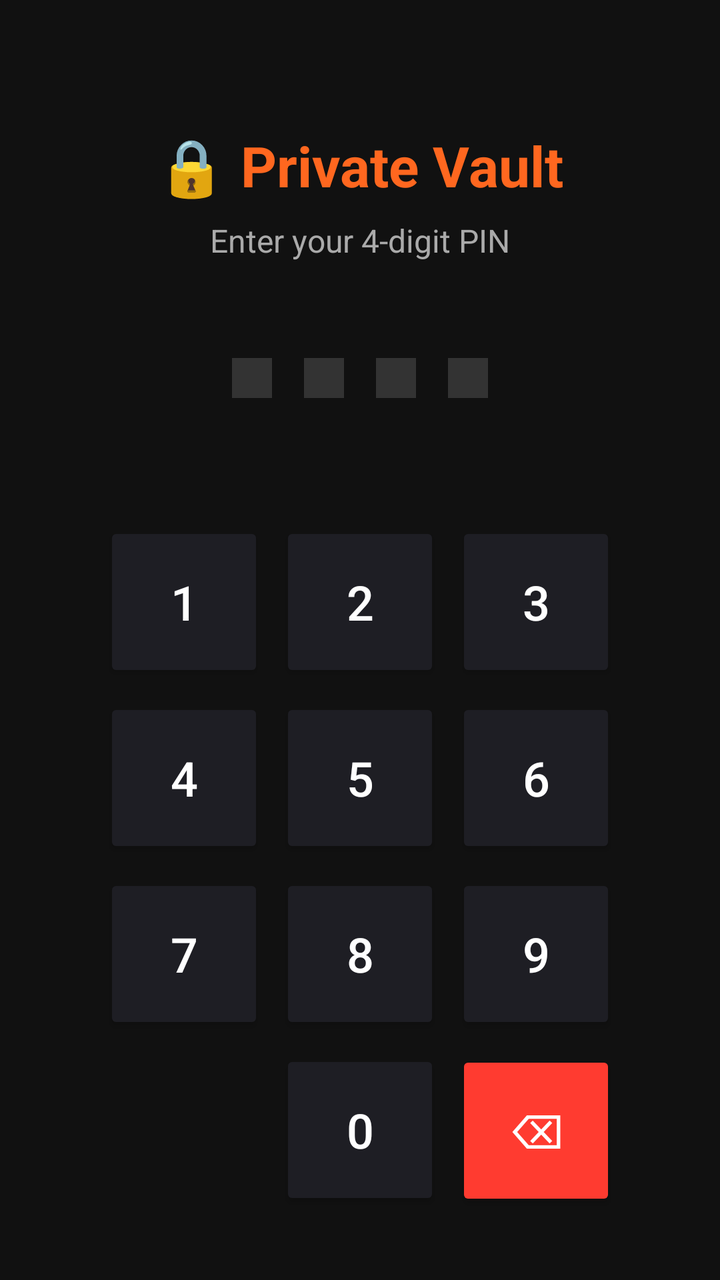
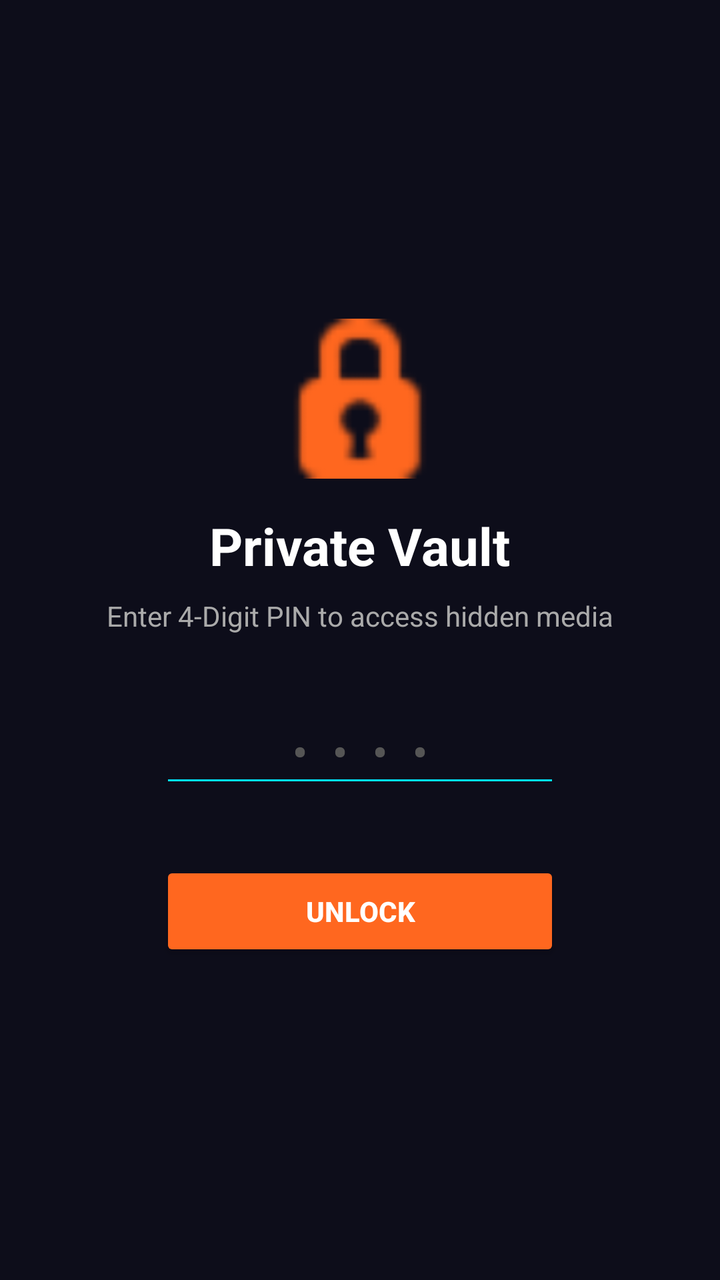

Two renders of the same Android screen: before a commit and after it. Below are the layout's source before the change and the commit's diff.
<!-- AndroidManifest.xml: application theme Theme.AppCompat.DayNight.NoActionBar -->
<!-- res/layout/activity_vault.xml -->
<?xml version="1.0" encoding="utf-8"?>
<LinearLayout xmlns:android="http://schemas.android.com/apk/res/android"
    android:layout_width="match_parent"
    android:layout_height="match_parent"
    android:background="#111111"
    android:orientation="vertical"
    android:gravity="center_horizontal"
    android:padding="24dp">

    <TextView
        android:layout_width="wrap_content"
        android:layout_height="wrap_content"
        android:text="🔒 Private Vault"
        android:textColor="#FF671F"
        android:textSize="28sp"
        android:textStyle="bold"
        android:layout_marginTop="40dp" />

    <TextView
        android:id="@+id/tvVaultStatus"
        android:layout_width="wrap_content"
        android:layout_height="wrap_content"
        android:text="Enter your 4-digit PIN"
        android:textColor="#AAAAAA"
        android:textSize="16sp"
        android:layout_marginTop="8dp"
        android:layout_marginBottom="40dp" />

    
    <LinearLayout
        android:layout_width="wrap_content"
        android:layout_height="wrap_content"
        android:orientation="horizontal"
        android:layout_marginBottom="50dp">
        <TextView android:id="@+id/pin1" android:layout_width="20dp" android:layout_height="20dp" android:background="@drawable/ic_launcher_background" android:backgroundTint="#333333" android:layout_margin="8dp"/>
        <TextView android:id="@+id/pin2" android:layout_width="20dp" android:layout_height="20dp" android:background="@drawable/ic_launcher_background" android:backgroundTint="#333333" android:layout_margin="8dp"/>
        <TextView android:id="@+id/pin3" android:layout_width="20dp" android:layout_height="20dp" android:background="@drawable/ic_launcher_background" android:backgroundTint="#333333" android:layout_margin="8dp"/>
        <TextView android:id="@+id/pin4" android:layout_width="20dp" android:layout_height="20dp" android:background="@drawable/ic_launcher_background" android:backgroundTint="#333333" android:layout_margin="8dp"/>
    </LinearLayout>

    
    <GridLayout
        android:layout_width="wrap_content"
        android:layout_height="wrap_content"
        android:columnCount="3"
        android:rowCount="4"
        android:useDefaultMargins="true">

        <Button android:id="@+id/btn1" android:layout_width="80dp" android:layout_height="80dp" android:text="1" android:textSize="24sp" android:backgroundTint="#1E1E24" android:textColor="#FFFFFF"/>
        <Button android:id="@+id/btn2" android:layout_width="80dp" android:layout_height="80dp" android:text="2" android:textSize="24sp" android:backgroundTint="#1E1E24" android:textColor="#FFFFFF"/>
        <Button android:id="@+id/btn3" android:layout_width="80dp" android:layout_height="80dp" android:text="3" android:textSize="24sp" android:backgroundTint="#1E1E24" android:textColor="#FFFFFF"/>
        <Button android:id="@+id/btn4" android:layout_width="80dp" android:layout_height="80dp" android:text="4" android:textSize="24sp" android:backgroundTint="#1E1E24" android:textColor="#FFFFFF"/>
        <Button android:id="@+id/btn5" android:layout_width="80dp" android:layout_height="80dp" android:text="5" android:textSize="24sp" android:backgroundTint="#1E1E24" android:textColor="#FFFFFF"/>
        <Button android:id="@+id/btn6" android:layout_width="80dp" android:layout_height="80dp" android:text="6" android:textSize="24sp" android:backgroundTint="#1E1E24" android:textColor="#FFFFFF"/>
        <Button android:id="@+id/btn7" android:layout_width="80dp" android:layout_height="80dp" android:text="7" android:textSize="24sp" android:backgroundTint="#1E1E24" android:textColor="#FFFFFF"/>
        <Button android:id="@+id/btn8" android:layout_width="80dp" android:layout_height="80dp" android:text="8" android:textSize="24sp" android:backgroundTint="#1E1E24" android:textColor="#FFFFFF"/>
        <Button android:id="@+id/btn9" android:layout_width="80dp" android:layout_height="80dp" android:text="9" android:textSize="24sp" android:backgroundTint="#1E1E24" android:textColor="#FFFFFF"/>
        <Space android:layout_width="80dp" android:layout_height="80dp"/>
        <Button android:id="@+id/btn0" android:layout_width="80dp" android:layout_height="80dp" android:text="0" android:textSize="24sp" android:backgroundTint="#1E1E24" android:textColor="#FFFFFF"/>
        <Button android:id="@+id/btnDel" android:layout_width="80dp" android:layout_height="80dp" android:text="⌫" android:textSize="24sp" android:backgroundTint="#FF3B30" android:textColor="#FFFFFF"/>
    </GridLayout>

</LinearLayout>
<!-- resources referenced by this layout -->
<resources>
  <!-- drawable ic_launcher_background (drawable) -->
  <?xml version="1.0" encoding="utf-8"?>
  <vector xmlns:android="http://schemas.android.com/apk/res/android"
      android:width="108dp"
      android:height="108dp"
      android:viewportWidth="108"
      android:viewportHeight="108">
      <path android:pathData="M0,0h108v108h-108z" android:fillColor="#0D0D1A" />
  </vector>
</resources>

<!-- the commit's change to res/layout/activity_vault.xml (unified diff, before → after) -->
@@ -2,62 +2,56 @@
 <LinearLayout xmlns:android="http://schemas.android.com/apk/res/android"
     android:layout_width="match_parent"
     android:layout_height="match_parent"
-    android:background="#111111"
+    android:background="#0D0D1A"
     android:orientation="vertical"
-    android:gravity="center_horizontal"
-    android:padding="24dp">
+    android:padding="32dp"
+    android:gravity="center">
+
+    <ImageView
+        android:layout_width="80dp"
+        android:layout_height="80dp"
+        android:src="@android:drawable/ic_secure"
+        android:tint="#FF671F"
+        android:layout_marginBottom="16dp"/>
 
     <TextView
         android:layout_width="wrap_content"
         android:layout_height="wrap_content"
-        android:text="🔒 Private Vault"
-        android:textColor="#FF671F"
-        android:textSize="28sp"
+        android:text="Private Vault"
+        android:textColor="#FFFFFF"
+        android:textSize="26sp"
         android:textStyle="bold"
-        android:layout_marginTop="40dp" />
+        android:layout_marginBottom="8dp"/>
 
     <TextView
-        android:id="@+id/tvVaultStatus"
         android:layout_width="wrap_content"
         android:layout_height="wrap_content"
-        android:text="Enter your 4-digit PIN"
+        android:text="Enter 4-Digit PIN to access hidden media"
         android:textColor="#AAAAAA"
-        android:textSize="16sp"
-        android:layout_marginTop="8dp"
-        android:layout_marginBottom="40dp" />
+        android:textSize="14sp"
+        android:layout_marginBottom="32dp"/>
 
-    
-    <LinearLayout
-        android:layout_width="wrap_content"
+    <EditText
+        android:id="@+id/etVaultPin"
+        android:layout_width="200dp"
         android:layout_height="wrap_content"
-        android:orientation="horizontal"
-        android:layout_marginBottom="50dp">
-        <TextView android:id="@+id/pin1" android:layout_width="20dp" android:layout_height="20dp" android:background="@drawable/ic_launcher_background" android:backgroundTint="#333333" android:layout_margin="8dp"/>
-        <TextView android:id="@+id/pin2" android:layout_width="20dp" android:layout_height="20dp" android:background="@drawable/ic_launcher_background" android:backgroundTint="#333333" android:layout_margin="8dp"/>
-        <TextView android:id="@+id/pin3" android:layout_width="20dp" android:layout_height="20dp" android:background="@drawable/ic_launcher_background" android:backgroundTint="#333333" android:layout_margin="8dp"/>
-        <TextView android:id="@+id/pin4" android:layout_width="20dp" android:layout_height="20dp" android:background="@drawable/ic_launcher_background" android:backgroundTint="#333333" android:layout_margin="8dp"/>
-    </LinearLayout>
+        android:inputType="numberPassword"
+        android:maxLength="4"
+        android:textSize="24sp"
+        android:textColor="#FFFFFF"
+        android:textColorHint="#555555"
+        android:hint="••••"
+        android:gravity="center"
+        android:letterSpacing="0.5"
+        android:backgroundTint="#00E5FF"
+        android:layout_marginBottom="32dp"/>
 
-    
-    <GridLayout
-        android:layout_width="wrap_content"
-        android:layout_height="wrap_content"
-        android:columnCount="3"
-        android:rowCount="4"
-        android:useDefaultMargins="true">
-
-        <Button android:id="@+id/btn1" android:layout_width="80dp" android:layout_height="80dp" android:text="1" android:textSize="24sp" android:backgroundTint="#1E1E24" android:textColor="#FFFFFF"/>
-        <Button android:id="@+id/btn2" android:layout_width="80dp" android:layout_height="80dp" android:text="2" android:textSize="24sp" android:backgroundTint="#1E1E24" android:textColor="#FFFFFF"/>
-        <Button android:id="@+id/btn3" android:layout_width="80dp" android:layout_height="80dp" android:text="3" android:textSize="24sp" android:backgroundTint="#1E1E24" android:textColor="#FFFFFF"/>
-        <Button android:id="@+id/btn4" android:layout_width="80dp" android:layout_height="80dp" android:text="4" android:textSize="24sp" android:backgroundTint="#1E1E24" android:textColor="#FFFFFF"/>
-        <Button android:id="@+id/btn5" android:layout_width="80dp" android:layout_height="80dp" android:text="5" android:textSize="24sp" android:backgroundTint="#1E1E24" android:textColor="#FFFFFF"/>
-        <Button android:id="@+id/btn6" android:layout_width="80dp" android:layout_height="80dp" android:text="6" android:textSize="24sp" android:backgroundTint="#1E1E24" android:textColor="#FFFFFF"/>
-        <Button android:id="@+id/btn7" android:layout_width="80dp" android:layout_height="80dp" android:text="7" android:textSize="24sp" android:backgroundTint="#1E1E24" android:textColor="#FFFFFF"/>
-        <Button android:id="@+id/btn8" android:layout_width="80dp" android:layout_height="80dp" android:text="8" android:textSize="24sp" android:backgroundTint="#1E1E24" android:textColor="#FFFFFF"/>
-        <Button android:id="@+id/btn9" android:layout_width="80dp" android:layout_height="80dp" android:text="9" android:textSize="24sp" android:backgroundTint="#1E1E24" android:textColor="#FFFFFF"/>
-        <Space android:layout_width="80dp" android:layout_height="80dp"/>
-        <Button android:id="@+id/btn0" android:layout_width="80dp" android:layout_height="80dp" android:text="0" android:textSize="24sp" android:backgroundTint="#1E1E24" android:textColor="#FFFFFF"/>
-        <Button android:id="@+id/btnDel" android:layout_width="80dp" android:layout_height="80dp" android:text="⌫" android:textSize="24sp" android:backgroundTint="#FF3B30" android:textColor="#FFFFFF"/>
-    </GridLayout>
-
+    <Button
+        android:id="@+id/btnUnlockVault"
+        android:layout_width="200dp"
+        android:layout_height="50dp"
+        android:text="UNLOCK"
+        android:backgroundTint="#FF671F"
+        android:textColor="#FFFFFF"
+        android:textStyle="bold"/>
 </LinearLayout>
<!-- resource entries referenced after the edit -->
@@ -1,13 +1,5 @@
 <!-- resources referenced by this layout -->
 <resources>
-  <!-- drawable ic_launcher_background (drawable) -->
-  <?xml version="1.0" encoding="utf-8"?>
-  <vector xmlns:android="http://schemas.android.com/apk/res/android"
-      android:width="108dp"
-      android:height="108dp"
-      android:viewportWidth="108"
-      android:viewportHeight="108">
-      <path android:pathData="M0,0h108v108h-108z" android:fillColor="#0D0D1A" />
-  </vector>
+
 </resources>
 
